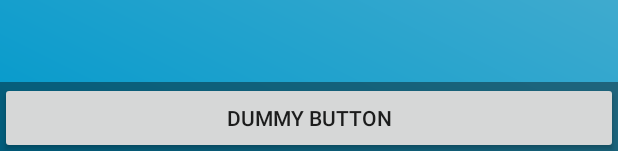
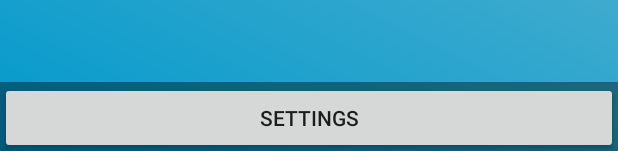
Before and after one commit to jodynek/AlarmClock, an Android app: the layout activity_fullscreen.xml on its own in the app's theme, with its tools: preview values and no code run, on a phone screen of 412 x 824 dp. Shown: the part 1082-1233 px from the top of the screen. Run offline under Robolectric (Android 15) with nearby library versions, the phone set to English and light mode, and no system bars.

Commit message:
2.7.2015

```diff
--- a/app/src/main/res/layout/activity_fullscreen.xml
+++ b/app/src/main/res/layout/activity_fullscreen.xml
@@ -9,7 +9,7 @@
     <TextView android:id="@+id/fullscreen_content" android:layout_width="match_parent"
         android:layout_height="match_parent" android:keepScreenOn="true" android:textColor="#33b5e5"
         android:textStyle="bold" android:textSize="50sp" android:gravity="center"
-        android:text="@string/dummy_content" />
+        />
 
     <!-- This FrameLayout insets its children based on system windows using
          android:fitsSystemWindows. -->
@@ -25,7 +25,7 @@
 
             <Button android:id="@+id/dummy_button" style="?metaButtonBarButtonStyle"
                 android:layout_width="0dp" android:layout_height="wrap_content"
-                android:layout_weight="1" android:text="@string/dummy_button" />
+                android:layout_weight="1" android:text="@string/settings_button" />
 
         </LinearLayout>
 
@@ -35,15 +35,6 @@
             android:layout_height="match_parent"
             android:layout_gravity="center"
             />
-        <!--
-        <AnalogClock
-            android:layout_width="match_parent"
-            android:layout_height="match_parent"
-            android:id="@+id/analogClock"
-            android:scaleX="2"
-            android:scaleY="2"
-            android:layout_gravity="center" />
-        -->
     </FrameLayout>
 
 </FrameLayout>
--- a/app/src/main/res/values/strings.xml
+++ b/app/src/main/res/values/strings.xml
@@ -1,6 +1,5 @@
 <resources>
     <string name="app_name">AlarmClock</string>
 
-    <string name="dummy_button">Dummy Button</string>
-    <string name="dummy_content">DUMMY\nCONTENT</string>
+    <string name="settings_button">Settings</string>
 </resources>
```
